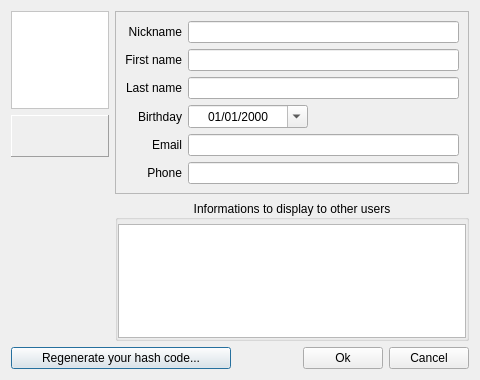
Qt form src/desktop/GuiEditVCard.ui (Stkai/BeeBEEP) before a commit.
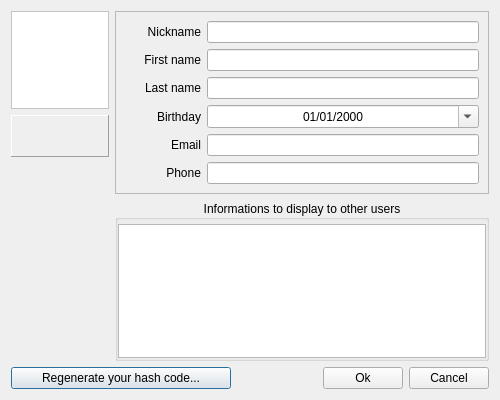
The same form after that commit. Icons and pictures are not drawn.

What changed in the file:
```diff
--- a/src/desktop/GuiEditVCard.ui
+++ b/src/desktop/GuiEditVCard.ui
@@ -6,8 +6,8 @@
    <rect>
     <x>0</x>
     <y>0</y>
-    <width>480</width>
-    <height>380</height>
+    <width>500</width>
+    <height>400</height>
    </rect>
   </property>
   <property name="windowTitle">
@@ -132,6 +132,18 @@
      <layout class="QGridLayout" name="gridLayout">
       <item row="0" column="0">
        <widget class="QLabel" name="mp_lNickname">
+        <property name="sizePolicy">
+         <sizepolicy hsizetype="Minimum" vsizetype="Preferred">
+          <horstretch>0</horstretch>
+          <verstretch>0</verstretch>
+         </sizepolicy>
+        </property>
+        <property name="minimumSize">
+         <size>
+          <width>76</width>
+          <height>0</height>
+         </size>
+        </property>
         <property name="text">
          <string>Nickname</string>
         </property>
@@ -140,7 +152,7 @@
         </property>
        </widget>
       </item>
-      <item row="0" column="1" colspan="2">
+      <item row="0" column="1">
        <widget class="QLineEdit" name="mp_leNickname">
         <property name="text">
          <string/>
@@ -152,6 +164,18 @@
       </item>
       <item row="1" column="0">
        <widget class="QLabel" name="mp_lFirstName">
+        <property name="sizePolicy">
+         <sizepolicy hsizetype="Minimum" vsizetype="Preferred">
+          <horstretch>0</horstretch>
+          <verstretch>0</verstretch>
+         </sizepolicy>
+        </property>
+        <property name="minimumSize">
+         <size>
+          <width>76</width>
+          <height>0</height>
+         </size>
+        </property>
         <property name="text">
          <string>First name</string>
         </property>
@@ -160,7 +184,7 @@
         </property>
        </widget>
       </item>
-      <item row="1" column="1" colspan="2">
+      <item row="1" column="1">
        <widget class="QLineEdit" name="mp_leFirstName">
         <property name="maxLength">
          <number>30</number>
@@ -169,6 +193,18 @@
       </item>
       <item row="2" column="0">
        <widget class="QLabel" name="mp_lLastName">
+        <property name="sizePolicy">
+         <sizepolicy hsizetype="Minimum" vsizetype="Preferred">
+          <horstretch>0</horstretch>
+          <verstretch>0</verstretch>
+         </sizepolicy>
+        </property>
+        <property name="minimumSize">
+         <size>
+          <width>76</width>
+          <height>0</height>
+         </size>
+        </property>
         <property name="text">
          <string>Last name</string>
         </property>
@@ -177,7 +213,7 @@
         </property>
        </widget>
       </item>
-      <item row="2" column="1" colspan="2">
+      <item row="2" column="1">
        <widget class="QLineEdit" name="mp_leLastName">
         <property name="maxLength">
          <number>30</number>
@@ -186,6 +222,18 @@
       </item>
       <item row="3" column="0">
        <widget class="QLabel" name="mp_lBirthday">
+        <property name="sizePolicy">
+         <sizepolicy hsizetype="Fixed" vsizetype="Preferred">
+          <horstretch>0</horstretch>
+          <verstretch>0</verstretch>
+         </sizepolicy>
+        </property>
+        <property name="minimumSize">
+         <size>
+          <width>76</width>
+          <height>0</height>
+         </size>
+        </property>
         <property name="text">
          <string>Birthday</string>
         </property>
@@ -196,18 +244,15 @@
       </item>
       <item row="3" column="1">
        <widget class="QDateEdit" name="mp_deBirthday">
-        <property name="minimumSize">
-         <size>
-          <width>120</width>
-          <height>0</height>
-         </size>
+        <property name="sizePolicy">
+         <sizepolicy hsizetype="Expanding" vsizetype="Fixed">
+          <horstretch>0</horstretch>
+          <verstretch>0</verstretch>
+         </sizepolicy>
         </property>
         <property name="alignment">
          <set>Qt::AlignCenter</set>
         </property>
-        <property name="showGroupSeparator" stdset="0">
-         <bool>false</bool>
-        </property>
         <property name="displayFormat">
          <string>dd/MM/yyyy</string>
         </property>
@@ -216,21 +261,20 @@
         </property>
        </widget>
       </item>
-      <item row="3" column="2">
-       <spacer name="horizontalSpacer_2">
-        <property name="orientation">
-         <enum>Qt::Horizontal</enum>
-        </property>
-        <property name="sizeHint" stdset="0">
-         <size>
-          <width>171</width>
-          <height>20</height>
-         </size>
-        </property>
-       </spacer>
-      </item>
       <item row="4" column="0">
        <widget class="QLabel" name="mp_lEmail">
+        <property name="sizePolicy">
+         <sizepolicy hsizetype="Fixed" vsizetype="Preferred">
+          <horstretch>0</horstretch>
+          <verstretch>0</verstretch>
+         </sizepolicy>
+        </property>
+        <property name="minimumSize">
+         <size>
+          <width>76</width>
+          <height>0</height>
+         </size>
+        </property>
         <property name="text">
          <string>Email</string>
         </property>
@@ -239,7 +283,7 @@
         </property>
        </widget>
       </item>
-      <item row="4" column="1" colspan="2">
+      <item row="4" column="1">
        <widget class="QLineEdit" name="mp_leEmail">
         <property name="maxLength">
          <number>80</number>
@@ -248,6 +292,18 @@
       </item>
       <item row="5" column="0">
        <widget class="QLabel" name="mp_lPhone">
+        <property name="sizePolicy">
+         <sizepolicy hsizetype="Minimum" vsizetype="Preferred">
+          <horstretch>0</horstretch>
+          <verstretch>0</verstretch>
+         </sizepolicy>
+        </property>
+        <property name="minimumSize">
+         <size>
+          <width>76</width>
+          <height>0</height>
+         </size>
+        </property>
         <property name="text">
          <string>Phone</string>
         </property>
@@ -256,7 +312,7 @@
         </property>
        </widget>
       </item>
-      <item row="5" column="1" colspan="2">
+      <item row="5" column="1">
        <widget class="QLineEdit" name="mp_lePhone">
         <property name="maxLength">
          <number>80</number>
```
